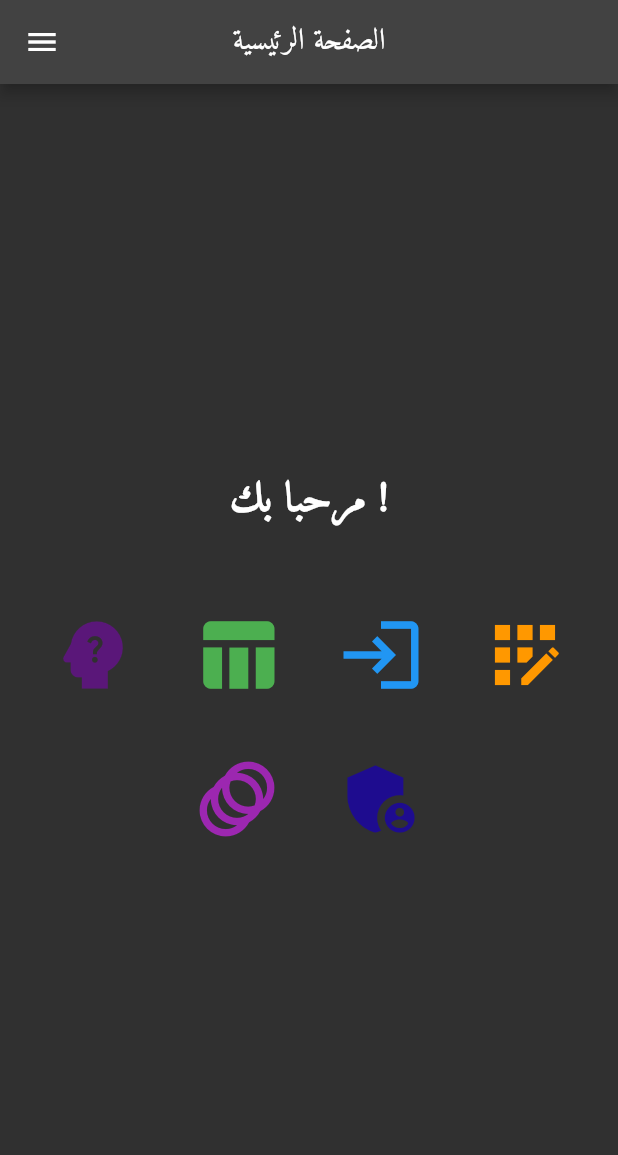
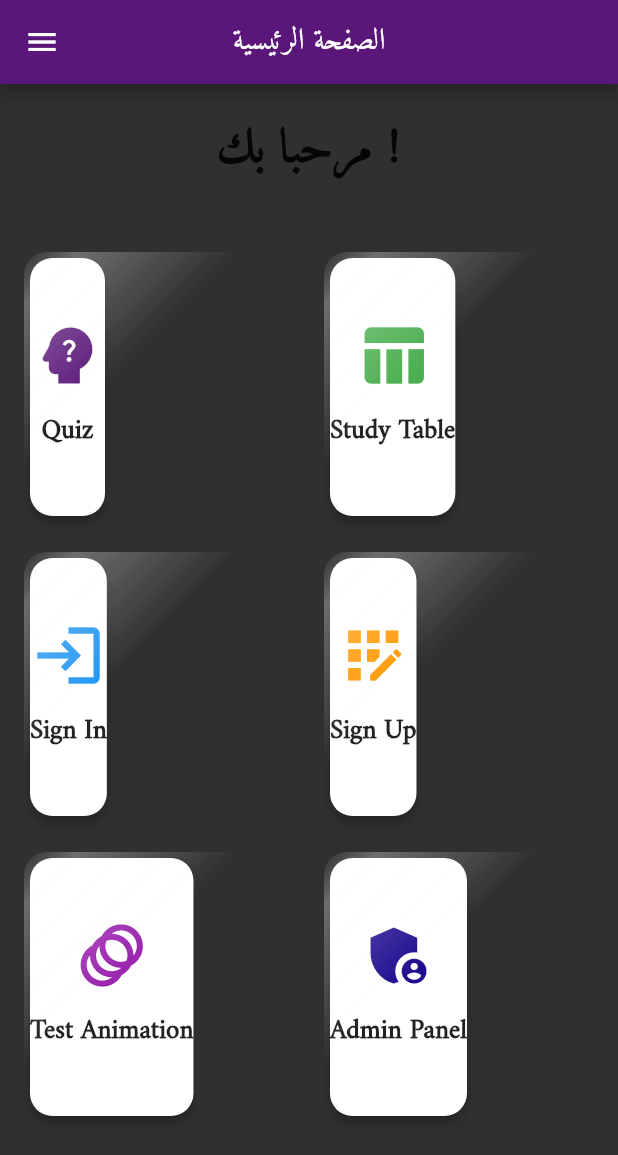
Before and after one commit to ChessXFM/baka, a Flutter app: the screen it shows after launch, on a phone screen of 412 x 824 dp. Shown: the top 1155 px of the screen. Run offline on Flutter 3.47's test engine with Material 2 defaults, Android fonts, the phone set to English and light mode, and no system bars; our stand-ins replace audioplayers, cloud_firestore, equatable, firebase_auth, firebase_core, flutter_bloc and 5 more; accounts and stored records are empty; generated files the repository leaves out were written again.

Commit message:
app bugs

```diff
--- a/lib/Core/constant.dart
+++ b/lib/Core/constant.dart
@@ -2,6 +2,7 @@ import 'package:flutter/cupertino.dart';
 import 'package:flutter/material.dart';
 import 'package:font_awesome_flutter/font_awesome_flutter.dart';
 
+import '../features/quiz/model/quiz_model.dart';
 import '../features/study table/models/study_subject_model.dart';
 
 class ScreenSizeHelper {
@@ -73,4 +74,32 @@ class AppConstants {
         color: Colors.teal,
         isLocked: true),
   ];
+
+  static final List<Quiz> staticQuestions = [
+    Quiz(
+      id: 1.toString(),
+      question: "What is the capital of Syria?",
+      options: ["Damascus", "Aleppo", "Homs", "Latakia"],
+      correctAnswer: "Damascus",
+    ),
+    Quiz(
+      id: 2.toString(),
+      question: "How Are You?",
+      options: ["Fine", "Good", "Bad", "Mind Your Buiseness !!"],
+      correctAnswer: "Mind Your Buiseness !!",
+    ),
+    Quiz(
+      id: 3.toString(),
+      question: "What is the name of the best framework?",
+      options: ["Flutter", "Laravel", "IDK", "WTF!!"],
+      correctAnswer: "Flutter",
+    ),
+    Quiz(
+      id: 4.toString(),
+      question: "Random Question ?",
+      options: ["yes", "yep", "yeah", "no"],
+      correctAnswer: "yep",
+    ),
+    // Add more questions here
+  ];
 }
--- a/lib/Screens/Home/home_screen.dart
+++ /dev/null
@@ -1,105 +0,0 @@
-import 'package:flutter/material.dart';
-import 'package:game/Core/theme_helper.dart';
-import 'package:game/features/quiz/view/subjetcs_screen.dart';
-import '../../features/admin/view/admin_screen.dart';
-import '../../features/auth/view/Signin/signin.dart';
-import '../../features/auth/view/Signup/signup.dart';
-import '../../features/study table/view/lottie_test.dart';
-import '../../features/study table/view/study_final.dart';
-import 'home_wdigets.dart';
-
-class HomeScreen extends StatelessWidget {
-  static const String routeName = '/home';
-  const HomeScreen({super.key});
-
-  @override
-  Widget build(BuildContext context) {
-    return Scaffold(
-      drawer: const MyDrawer(),
-      appBar: AppBar(
-        title: const Text("الصفحة الرئيسية"),
-        centerTitle: true,
-      ),
-      body: Center(
-        child: Column(
-          mainAxisAlignment: MainAxisAlignment.center,
-          crossAxisAlignment: CrossAxisAlignment.center,
-          children: [
-            // رسالة ترحيبية
-            const Text(
-              'مرحبا بك !',
-              style: TextStyle(fontSize: 28, fontWeight: FontWeight.bold),
-            ),
-            const SizedBox(height: 40),
-
-            // أيقونات للتنقل بين الشاشات
-            Wrap(
-              spacing: 20, // المسافة بين الأيقونات
-              runSpacing: 20, // المسافة بين الصفوف
-              alignment: WrapAlignment.center,
-              children: [
-                // أيقونة Quiz Screen
-                IconButton(
-                  onPressed: () => Navigator.pushNamed(
-                      context, SubjectSelectionScreen.routeName),
-                  icon: const Icon(Icons.psychology_alt),
-                  color: ThemeHelper.primaryColor,
-                  iconSize: 60,
-                ),
-                // أيقونة Study Table Final
-                IconButton(
-                  onPressed: () =>
-                      Navigator.pushNamed(context, StudyTableFinal.routeName),
-                  icon: const Icon(Icons.table_chart),
-                  color: Colors.green,
-                  iconSize: 60,
-                ),
-                // أيقونة Sign In Screen
-                IconButton(
-                  onPressed: () =>
-                      Navigator.pushNamed(context, SignInScreen.routeName),
-                  icon: const Icon(Icons.login),
-                  color: Colors.blue,
-                  iconSize: 60,
-                ),
-                // أيقونة Sign Up Screen
-                IconButton(
-                  onPressed: () =>
-                      Navigator.pushNamed(context, SignUpScreen.routeName),
-                  icon: const Icon(Icons.app_registration),
-                  color: Colors.orange,
-                  iconSize: 60,
-                ),
-                // أيقونة Test Lottie Animation
-                IconButton(
-                  onPressed: () =>
-                      Navigator.pushNamed(context, TestLottie.routeName),
-                  icon: const Icon(Icons.animation),
-                  color: Colors.purple,
-                  iconSize: 60,
-                ),
-                // IconButton(
-                //   onPressed: () {
-                //     BlocProvider.of<QuizBloc>(context)
-                //         .add(SyncQuestions('Biology'));
-                //   },
-                //   icon: const Icon(Icons.sync),
-                //   color: Colors.purple,
-                //   iconSize: 60,
-                // ),
-                IconButton(
-                  onPressed: () {
-                    Navigator.pushNamed(context, AdminScreen.routeName);
-                  },
-                  icon: const Icon(Icons.admin_panel_settings),
-                  color: const Color.fromARGB(255, 30, 12, 143),
-                  iconSize: 60,
-                ),
-              ],
-            ),
-          ],
-        ),
-      ),
-    );
-  }
-}
--- /dev/null
+++ b/lib/features/Home/home_screen.dart
@@ -0,0 +1,101 @@
+import 'package:flutter/material.dart';
+import 'package:game/Core/theme_helper.dart';
+import 'package:game/features/Home/widgets/feature_card_widget.dart';
+import 'package:game/features/Home/widgets/my_drawer_widget.dart';
+import 'package:game/features/quiz/view/subjetcs_screen.dart';
+import '../admin/view/admin_screen.dart';
+import '../auth/view/Signin/signin.dart';
+import '../auth/view/Signup/signup.dart';
+import '../study table/view/lottie_test.dart';
+import '../study table/view/study_final.dart';
+
+class HomeScreen extends StatelessWidget {
+  static const String routeName = '/home';
+  const HomeScreen({super.key});
+
+  @override
+  Widget build(BuildContext context) {
+    return Scaffold(
+      drawer: const MyDrawer(),
+      appBar: AppBar(
+        title: const Text("الصفحة الرئيسية"),
+        centerTitle: true,
+        backgroundColor: ThemeHelper.primaryColor,
+        elevation: 4,
+      ),
+      body: Padding(
+        padding: const EdgeInsets.all(16.0),
+        child: Column(
+          crossAxisAlignment: CrossAxisAlignment.center,
+          children: [
+            // Welcome Message
+            const Text(
+              'مرحبا بك !',
+              style: TextStyle(
+                fontSize: 32,
+                fontWeight: FontWeight.bold,
+                color: Colors.black87,
+                letterSpacing: 1.2,
+              ),
+              textAlign: TextAlign.center,
+            ),
+            const SizedBox(height: 40),
+
+            // Modern Card-based icons grid with animation
+            Expanded(
+              child: GridView.count(
+                crossAxisCount: 2, // Two cards per row
+                crossAxisSpacing: 20, // Space between columns
+                mainAxisSpacing: 20, // Space between rows
+                children: [
+                  FeatureCard(
+                    icon: Icons.psychology_alt,
+                    label: 'Quiz',
+                    color: ThemeHelper.primaryColor,
+                    onTap: () => Navigator.pushNamed(
+                        context, SubjectSelectionScreen.routeName),
+                  ),
+                  FeatureCard(
+                    icon: Icons.table_chart,
+                    label: 'Study Table',
+                    color: Colors.green,
+                    onTap: () =>
+                        Navigator.pushNamed(context, StudyTableFinal.routeName),
+                  ),
+                  FeatureCard(
+                    icon: Icons.login,
+                    label: 'Sign In',
+                    color: Colors.blue,
+                    onTap: () =>
+                        Navigator.pushNamed(context, SignInScreen.routeName),
+                  ),
+                  FeatureCard(
+                    icon: Icons.app_registration,
+                    label: 'Sign Up',
+                    color: Colors.orange,
+                    onTap: () =>
+                        Navigator.pushNamed(context, SignUpScreen.routeName),
+                  ),
+                  FeatureCard(
+                    icon: Icons.animation,
+                    label: 'Test Animation',
+                    color: Colors.purple,
+                    onTap: () =>
+                        Navigator.pushNamed(context, TestLottie.routeName),
+                  ),
+                  FeatureCard(
+                    icon: Icons.admin_panel_settings,
+                    label: 'Admin Panel',
+                    color: const Color.fromARGB(255, 30, 12, 143),
+                    onTap: () =>
+                        Navigator.pushNamed(context, AdminScreen.routeName),
+                  ),
+                ],
+              ),
+            ),
+          ],
+        ),
+      ),
+    );
+  }
+}
--- /dev/null
+++ b/lib/features/Home/widgets/feature_card_widget.dart
@@ -0,0 +1,104 @@
+import 'package:flutter/material.dart';
+
+class FeatureCard extends StatefulWidget {
+  final IconData icon;
+  final String label;
+  final Color color;
+  final VoidCallback onTap;
+
+  const FeatureCard({
+    Key? key,
+    required this.icon,
+    required this.label,
+    required this.color,
+    required this.onTap,
+  }) : super(key: key);
+
+  @override
+  _FeatureCardState createState() => _FeatureCardState();
+}
+
+class _FeatureCardState extends State<FeatureCard>
+    with SingleTickerProviderStateMixin {
+  late AnimationController _controller;
+
+  @override
+  void initState() {
+    super.initState();
+    _controller = AnimationController(
+      duration: const Duration(seconds: 2),
+      vsync: this,
+    )..repeat(reverse: true);
+  }
+
+  @override
+  void dispose() {
+    _controller.dispose();
+    super.dispose();
+  }
+
+  @override
+  Widget build(BuildContext context) {
+    return GestureDetector(
+      onTap: widget.onTap,
+      child: AnimatedBuilder(
+        animation: _controller,
+        builder: (context, child) {
+          return Stack(
+            children: [
+              Card(
+                color: Colors.white,
+                elevation: 3,
+                shape: RoundedRectangleBorder(
+                  borderRadius: BorderRadius.circular(15),
+                ),
+                child: Column(
+                  mainAxisAlignment: MainAxisAlignment.center,
+                  children: [
+                    Icon(widget.icon, size: 50, color: widget.color),
+                    const SizedBox(height: 10),
+                    Text(
+                      widget.label,
+                      style: const TextStyle(
+                        fontSize: 18,
+                        fontWeight: FontWeight.w600,
+                        color: Colors.black87,
+                      ),
+                    ),
+                  ],
+                ),
+              ),
+              // Adding the shimmer-like effect
+              Positioned.fill(
+                child: ShaderMask(
+                  shaderCallback: (Rect bounds) {
+                    return LinearGradient(
+                      begin: Alignment.topLeft,
+                      end: Alignment.bottomRight,
+                      colors: [
+                        Colors.white.withOpacity(0.0),
+                        Colors.white.withOpacity(0.3),
+                        Colors.white.withOpacity(0.0),
+                      ],
+                      stops: [
+                        _controller.value - 0.3,
+                        _controller.value,
+                        _controller.value + 0.3
+                      ],
+                    ).createShader(bounds);
+                  },
+                  child: Container(
+                    decoration: BoxDecoration(
+                      borderRadius: BorderRadius.circular(15),
+                      color: Colors.white,
+                    ),
+                  ),
+                ),
+              ),
+            ],
+          );
+        },
+      ),
+    );
+  }
+}
--- a/lib/Screens/Home/home_wdigets.dart
+++ b/lib/features/Home/widgets/my_drawer_widget.dart
@@ -4,8 +4,8 @@ import 'package:font_awesome_flutter/font_awesome_flutter.dart';
 import 'package:game/Core/constant.dart';
 import 'package:game/features/quiz/bloc/quiz_bloc.dart';
 
-import '../../features/quiz/bloc/quiz_events.dart';
-import '../../features/study table/models/study_subject_model.dart';
+import '../../quiz/bloc/quiz_events.dart';
+import '../../study table/models/study_subject_model.dart';
 
 class MyDrawer extends StatelessWidget {
   const MyDrawer({super.key});
--- a/lib/features/auth/view/Signin/signin.dart
+++ b/lib/features/auth/view/Signin/signin.dart
@@ -1,7 +1,7 @@
 import 'package:flutter/material.dart';
 import 'package:flutter_bloc/flutter_bloc.dart';
 import 'package:game/Core/constant.dart';
-import 'package:game/Screens/Home/home_screen.dart';
+import 'package:game/features/Home/home_screen.dart';
 import 'package:game/features/auth/bloc/auth_bloc.dart';
 import 'package:game/features/auth/bloc/auth_event.dart';
 import 'package:game/features/auth/bloc/auth_state.dart';
--- a/lib/features/auth/view/Signup/signup.dart
+++ b/lib/features/auth/view/Signup/signup.dart
@@ -1,7 +1,7 @@
 import 'package:flutter/material.dart';
 import 'package:flutter_bloc/flutter_bloc.dart';
 import 'package:game/Core/constant.dart';
-import 'package:game/Screens/Home/home_screen.dart';
+import 'package:game/features/Home/home_screen.dart';
 import 'package:game/features/auth/bloc/auth_bloc.dart';
 import 'package:game/features/auth/bloc/auth_state.dart';
 import 'package:game/features/auth/view/Signin/signin.dart';
--- a/lib/features/quiz/bloc/quiz_bloc.dart
+++ b/lib/features/quiz/bloc/quiz_bloc.dart
@@ -3,7 +3,7 @@ import 'package:audioplayers/audioplayers.dart';
 import 'package:flutter_bloc/flutter_bloc.dart';
 import 'package:game/features/quiz/bloc/quiz_events.dart';
 import 'package:game/features/quiz/bloc/quiz_states.dart';
-import 'package:game/features/quiz/model/quiz_model.dart';
+import '../../../Core/constant.dart';
 import '../services/firebase_service.dart';
 import '../services/local_storage_service.dart';
 
@@ -12,33 +12,6 @@ class QuizBloc extends Bloc<QuizEvent, QuizState> {
   final AudioPlayer _audioPlayer = AudioPlayer(); // Audio player instance
   final LocalStorageService localStorageService = LocalStorageService();
   final FirebaseService firebaseService = FirebaseService();
-  final List<Quiz> staticQuestions = [
-    Quiz(
-      id: 1.toString(),
-      question: "What is the capital of Syria?",
-      options: ["Damascus", "Aleppo", "Homs", "Latakia"],
-      correctAnswer: "Damascus",
-    ),
-    Quiz(
-      id: 2.toString(),
-      question: "How Are You?",
-      options: ["Fine", "Good", "Bad", "Mind Your Buiseness !!"],
-      correctAnswer: "Mind Your Buiseness !!",
-    ),
-    Quiz(
-      id: 3.toString(),
-      question: "What is the name of the best framework?",
-      options: ["Flutter", "Laravel", "IDK", "WTF!!"],
-      correctAnswer: "Flutter",
-    ),
-    Quiz(
-      id: 4.toString(),
-      question: "Random Question ?",
-      options: ["yes", "yep", "yeah", "no"],
-      correctAnswer: "yep",
-    ),
-    // Add more questions here
-  ];
 
   QuizBloc() : super(QuizInitial()) {
     on<LoadQuiz>(_onLoadQuiz);
@@ -71,7 +44,7 @@ class QuizBloc extends Bloc<QuizEvent, QuizState> {
     if (sharedQuestions.isEmpty) {
       _startTimer(); // Start timer when quiz is loaded
       emit(QuizLoaded(
-        questions: staticQuestions,
+        questions: AppConstants.staticQuestions,
         currentQuestionIndex: 0,
         selectedAnswer: '',
         score: 0,
@@ -111,8 +84,8 @@ class QuizBloc extends Bloc<QuizEvent, QuizState> {
     int newScore = currentState.score;
     if (event.selectedAnswer == question.correctAnswer) {
       newScore++;
-      _audioPlayer.play(AssetSource(
-          'sounds/wrong_answer.mp3')); // Play correct answer sound
+      _audioPlayer.play(
+          AssetSource('sounds/wrong_answer.mp3')); // Play correct answer sound
     } else {
       _audioPlayer.play(AssetSource(
           'sounds/wrong_answer.mp3')); // Play incorrect answer sound
--- a/lib/main.dart
+++ b/lib/main.dart
@@ -2,7 +2,7 @@ import 'package:cloud_firestore/cloud_firestore.dart';
 import 'package:flutter/material.dart';
 import 'package:flutter_bloc/flutter_bloc.dart';
 import 'package:game/Core/theme_helper.dart';
-import 'package:game/Screens/Home/home_screen.dart';
+import 'package:game/features/Home/home_screen.dart';
 import 'package:game/features/auth/model/repositories/auth_repository.dart';
 import 'package:game/features/auth/bloc/auth_bloc.dart';
 import 'package:game/features/auth/view/Signin/signin.dart';
```
